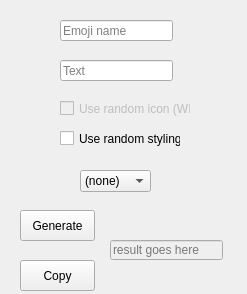
The window that SOURCE.ui (error4OA/iconifier) describes before a commit, drawn with Qt 5.
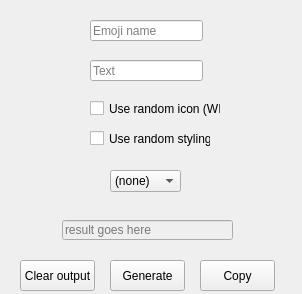
The same window after the commit. Icons and pictures are not drawn.

Patch:
```diff
--- a/SOURCE.ui
+++ b/SOURCE.ui
@@ -12,7 +12,7 @@
    <rect>
     <x>0</x>
     <y>0</y>
-    <width>247</width>
+    <width>302</width>
     <height>294</height>
    </rect>
   </property>
@@ -22,8 +22,8 @@
   <widget class="QPushButton" name="generate">
    <property name="geometry">
     <rect>
-     <x>20</x>
-     <y>210</y>
+     <x>110</x>
+     <y>260</y>
      <width>75</width>
      <height>31</height>
     </rect>
@@ -35,7 +35,7 @@
   <widget class="QPushButton" name="copy">
    <property name="geometry">
     <rect>
-     <x>20</x>
+     <x>200</x>
      <y>260</y>
      <width>75</width>
      <height>31</height>
@@ -48,7 +48,7 @@
   <widget class="QComboBox" name="styling">
    <property name="geometry">
     <rect>
-     <x>80</x>
+     <x>110</x>
      <y>170</y>
      <width>71</width>
      <height>22</height>
@@ -79,7 +79,7 @@
   <widget class="QLineEdit" name="text">
    <property name="geometry">
     <rect>
-     <x>60</x>
+     <x>90</x>
      <y>60</y>
      <width>113</width>
      <height>21</height>
@@ -95,7 +95,7 @@
    </property>
    <property name="geometry">
     <rect>
-     <x>60</x>
+     <x>90</x>
      <y>20</y>
      <width>113</width>
      <height>21</height>
@@ -110,11 +110,11 @@
   </widget>
   <widget class="QCheckBox" name="randomIcon">
    <property name="enabled">
-    <bool>false</bool>
+    <bool>true</bool>
    </property>
    <property name="geometry">
     <rect>
-     <x>60</x>
+     <x>90</x>
      <y>100</y>
      <width>131</width>
      <height>17</height>
@@ -127,7 +127,7 @@
   <widget class="QCheckBox" name="randomStyle">
    <property name="geometry">
     <rect>
-     <x>60</x>
+     <x>90</x>
      <y>130</y>
      <width>121</width>
      <height>17</height>
@@ -143,9 +143,9 @@
    </property>
    <property name="geometry">
     <rect>
-     <x>110</x>
-     <y>240</y>
-     <width>113</width>
+     <x>62</x>
+     <y>220</y>
+     <width>171</width>
      <height>20</height>
     </rect>
    </property>
@@ -159,6 +159,19 @@
     <bool>false</bool>
    </property>
   </widget>
+  <widget class="QPushButton" name="clear">
+   <property name="geometry">
+    <rect>
+     <x>20</x>
+     <y>260</y>
+     <width>75</width>
+     <height>31</height>
+    </rect>
+   </property>
+   <property name="text">
+    <string>Clear output</string>
+   </property>
+  </widget>
  </widget>
  <resources/>
  <connections/>
```
Left out of the diff: 4 changed lines with no effect on the pictures.
